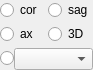
NifTK/NifTK, file Code/Gui/MITK/Modules/niftkMIDASGui/Resources/UI/QmitkMIDASLayoutWidget.ui: the form before one commit.
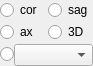
The form after the commit.

Commit message: Bug #2535: DnD control panel GUI tweaks

Diff of the .ui file:
```diff
--- a/Code/Gui/MITK/Modules/niftkMIDASGui/Resources/UI/QmitkMIDASLayoutWidget.ui
+++ b/Code/Gui/MITK/Modules/niftkMIDASGui/Resources/UI/QmitkMIDASLayoutWidget.ui
@@ -7,7 +7,7 @@
     <x>0</x>
     <y>0</y>
     <width>93</width>
-    <height>62</height>
+    <height>58</height>
    </rect>
   </property>
   <property name="windowTitle">
@@ -18,7 +18,7 @@
     <number>0</number>
    </property>
    <property name="verticalSpacing">
-    <number>4</number>
+    <number>2</number>
    </property>
    <property name="margin">
     <number>0</number>
```
The commit also changes 3 other files.
